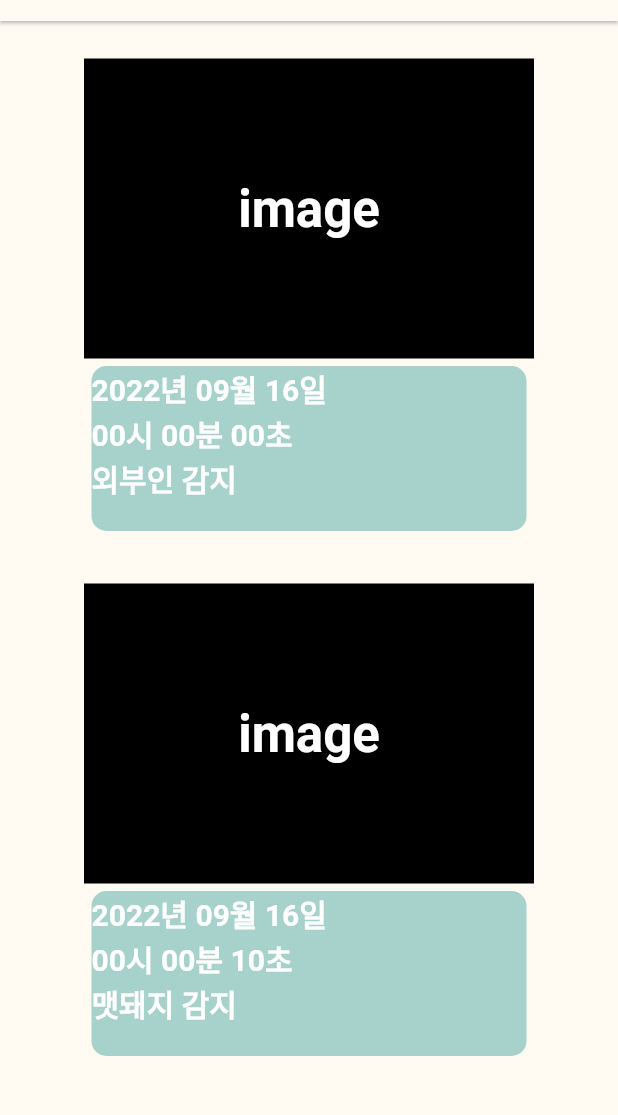
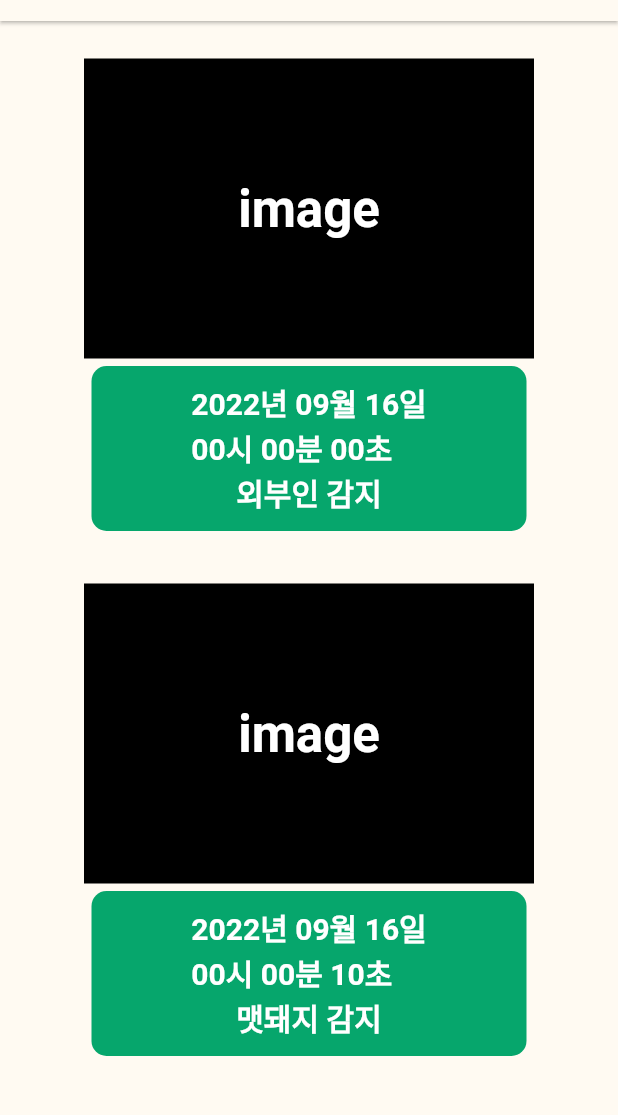
Before and after one commit to KOBOTBOARD-11/2022ESWContest_mobility_6017, a Flutter app: the StreamPage screen opened by its route, after a tap on "접근 기록 확인하기", on a phone screen of 412 x 824 dp, the part 63-1178 px from its top. Run offline on Flutter 3.47's test engine with Material 2 defaults, Android fonts, the light colour scheme and no system bars; our stand-ins replace camera, carousel_slider, cloud_firestore, date_format, firebase_core, firebase_messaging and 5 more; missing offline and left inert: timer_builder; accounts and stored records are empty; network calls fail.

Commit message:
UI : update finish

```diff
--- a/carkeeper/lib/commons/common_form_field.dart
+++ b/carkeeper/lib/commons/common_form_field.dart
@@ -21,7 +21,7 @@ class _CommonFormFieldState extends State<CommonFormField> {
     return Container(
       width: double.infinity,
       child: Column(
-        crossAxisAlignment: CrossAxisAlignment.start,
+        mainAxisAlignment: MainAxisAlignment.center,
         children: [
           Text(
             dateText,
--- a/carkeeper/lib/commons/common_form_field_small.dart
+++ b/carkeeper/lib/commons/common_form_field_small.dart
@@ -20,7 +20,10 @@ class _CommonFormFieldSmallState extends State<CommonFormFieldSmall> {
   @override
   Widget build(BuildContext context) {
     return Container(
-      decoration: BoxDecoration(border: Border.all(color: Color(0xFF06A66C))),
+      decoration: BoxDecoration(
+        borderRadius: BorderRadius.circular(10),
+        border: Border.all(color: Color(0xFF06A66C)),
+      ),
       width: double.infinity,
       child: Column(
         mainAxisAlignment: MainAxisAlignment.center,
--- a/carkeeper/lib/components/home_page_components/record_components.dart
+++ b/carkeeper/lib/components/home_page_components/record_components.dart
@@ -40,7 +40,6 @@ class _RecordCompoState extends State<RecordCompo> {
             height: 50,
             child: CommonFormFieldSmall(date: date, info: info),
             decoration: BoxDecoration(
-              borderRadius: BorderRadius.circular(10),
               color: Colors.white,
             ),
           ),
--- a/carkeeper/lib/pages/home_screen_page.dart
+++ b/carkeeper/lib/pages/home_screen_page.dart
@@ -71,6 +71,7 @@ class _HomeScreenPageState extends State<HomeScreenPage> {
                         SizedBox(height: 10),
                         Container(
                           decoration: BoxDecoration(
+                            borderRadius: BorderRadius.circular(10),
                             border: Border.all(
                               color: Color(0xFF06A66C),
                             ),
--- a/carkeeper/lib/pages/record_page.dart
+++ b/carkeeper/lib/pages/record_page.dart
@@ -46,7 +46,7 @@ class RecordPage extends StatelessWidget {
           child: CommonFormField(date: date, info: info),
           decoration: BoxDecoration(
             borderRadius: BorderRadius.circular(10),
-            color: Color(0xFFA7D2CB),
+            color: Color(0xFF06A66C),
           ),
         ),
         SizedBox(height: 10),
--- a/carkeeper/lib/pages/stream_page.dart
+++ b/carkeeper/lib/pages/stream_page.dart
@@ -1,3 +1,4 @@
+import 'package:carkeeper/pages/record_page.dart';
 import 'package:flutter/material.dart';
 import 'package:carkeeper/components/stream_page_components/stream_video.dart';
 import '../styles.dart';
@@ -7,7 +8,10 @@ class StreamPage extends StatelessWidget {
   Widget build(BuildContext context) {
     return Scaffold(
       appBar: AppBar(
-        title: Text("실시간 스트리밍"),
+        title: Text(
+          "Car Keeper",
+          style: h5(mColor: Color(0xFF06A66C)),
+        ),
       ),
       body: Column(
         children: [
@@ -25,10 +29,11 @@ class StreamPage extends StatelessWidget {
           Container(
             width: double.infinity,
             height: 85,
-            color: Color(0xFFC98474),
+            color: Color(0xFF06A66C),
             child: TextButton(
                 onPressed: () {
-                  Navigator.pushNamed(context, "/record");
+                  Navigator.of(context).push(MaterialPageRoute(
+                      builder: (context) => const RecordPage()));
                 },
                 child: Text(
                   "접근 기록 확인하기",
```
